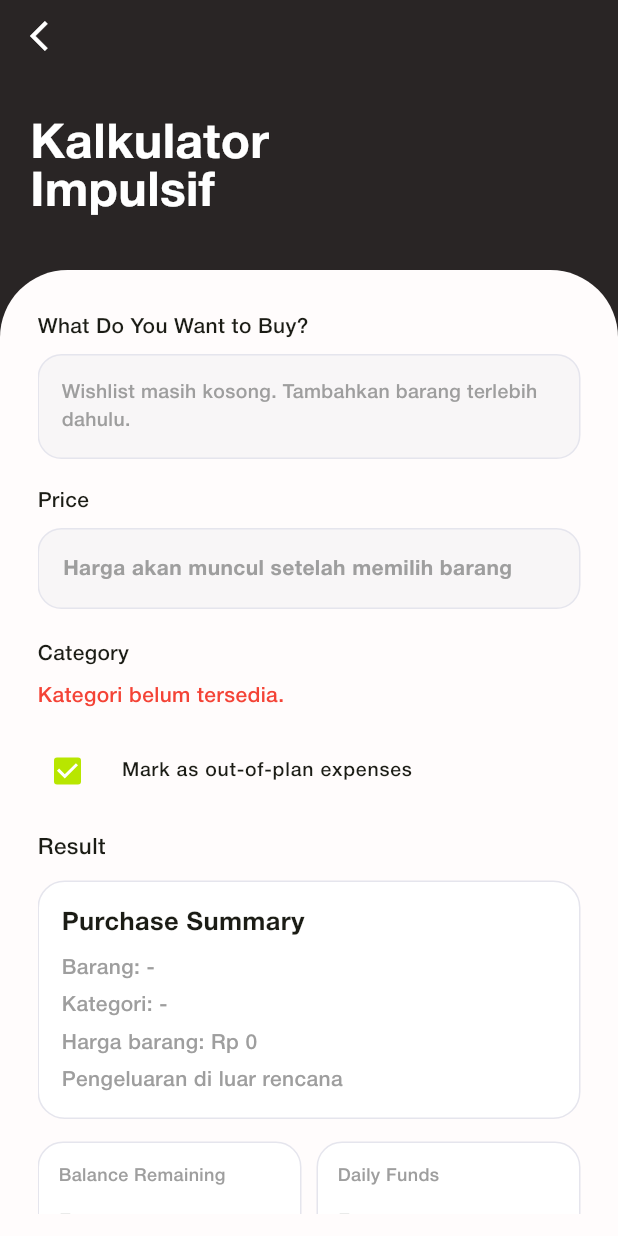
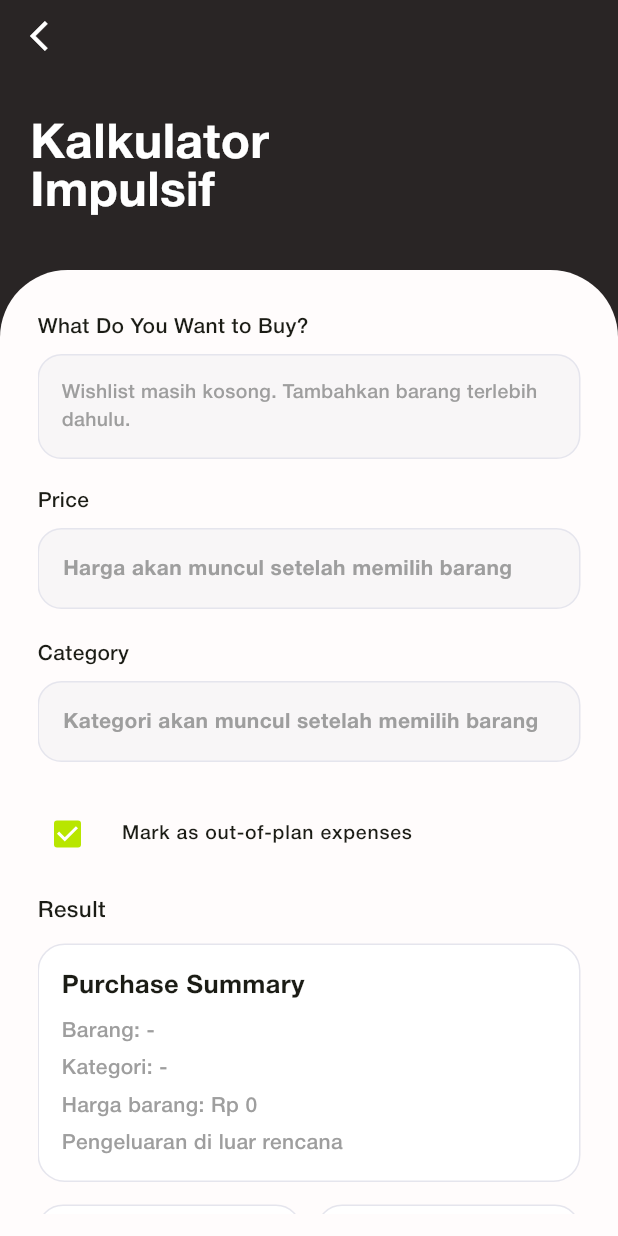
Before and after one commit to savwicak/finance-app, a Flutter app: the ImpulseCalculatorScreen screen opened by its route, on a phone screen of 412 x 824 dp. Run offline on Flutter 3.47's test engine with Material 3 defaults, Android fonts, the phone set to English and light mode, and no system bars; our stand-ins replace get, shared_preferences, supabase_flutter; accounts and stored records are empty; network calls fail.

Commit message:
impulsive calculator fix

```diff
--- a/lib/features/impulse-calculator/presentation/screens/impulse_calculator_screen.dart
+++ b/lib/features/impulse-calculator/presentation/screens/impulse_calculator_screen.dart
@@ -161,39 +161,34 @@ class ImpulseCalculatorScreen extends StatelessWidget {
                       const Text('Category'),
                       const SizedBox(height: 8),
 
-                      Obx(() {
-                        final selectedId = controller.selectedCategoryId.value;
+                      Obx(
+                        () => Container(
+                          width: double.infinity,
+                          padding: const EdgeInsets.all(16),
+                          decoration: BoxDecoration(
+                            color: const Color(0xFFF8F6F7),
+                            borderRadius: BorderRadius.circular(16),
+                            border: Border.all(
+                              color: const Color(0xFFE5E5ED),
+                            ),
+                          ),
+                          child: Text(
+                            controller.selectedWishlistId.value == null
+                                ? 'Kategori akan muncul setelah memilih barang'
+                                : controller.selectedCategoryName == '-'
+                                    ? 'Barang belum memiliki kategori'
+                                    : controller.selectedCategoryName,
+                            style: TextStyle(
+                              color: controller.selectedCategoryId.value == null
+                                  ? Colors.grey
+                                  : Colors.black,
+                              fontWeight: FontWeight.w600,
+                            ),
+                          ),
+                        ),
+                      ),
 
-                        final validValue = controller.categories.any(
-                          (item) => (item['id'] as num).toInt() == selectedId,
-                        ) ? selectedId : null;
-
-                        if (controller.categories.isEmpty) {
-                          return const Text(
-                            'Kategori belum tersedia.',
-                            style: TextStyle(color: Colors.red),
-                          );
-                        }
-
-                        return DropdownButtonFormField<int>(
-                          value: validValue,
-                          isExpanded: true,
-                          decoration: inputDecoration('Pilih kategori'),
-                          hint: const Text('Pilih kategori'),
-                          items: controller.categories.map((category) {
-                            final id = (category['id'] as num).toInt();
-
-                            return DropdownMenuItem<int>(
-                              value: id,
-                              child: Text(category['name'].toString()),
-                            );
-                          }).toList(),
-                          onChanged: controller.isUpdatingCategory.value
-                              ? null
-                              : controller.updateCategory,
-                        );
-                      }),
-                      const SizedBox(height: 12),
+                      const SizedBox(height: 20),
 
                       // OUT OF PLAN
                       Obx(
```
Also changed, not shown: pubspec.lock, 3 other files.
